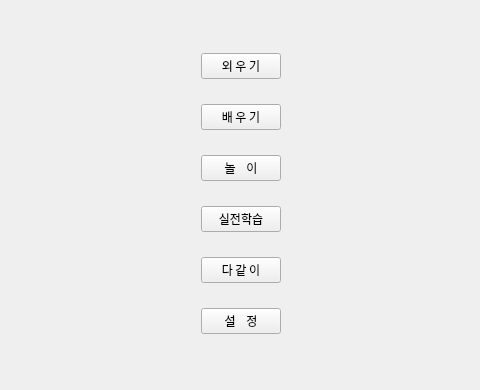
museekee/morse_code_learn, file assets/portal.ui: the form before one commit; both pictures show x 159 to 639 and y 360 to 750 of the 800 by 750 pixel window.
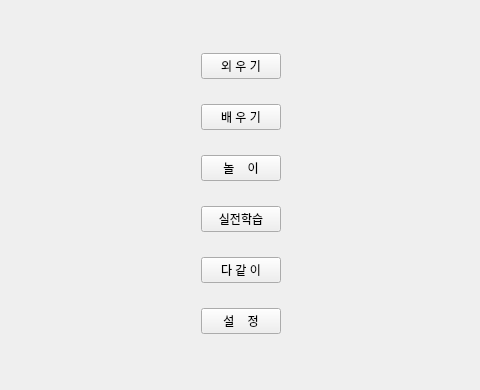
The form after the commit.

What changed in the file:
```diff
--- a/assets/portal.ui
+++ b/assets/portal.ui
@@ -10,11 +10,6 @@
     <height>750</height>
    </rect>
   </property>
-  <property name="font">
-   <font>
-    <family>궁서체</family>
-   </font>
-  </property>
   <property name="windowTitle">
    <string>PortalWindow</string>
   </property>
```
